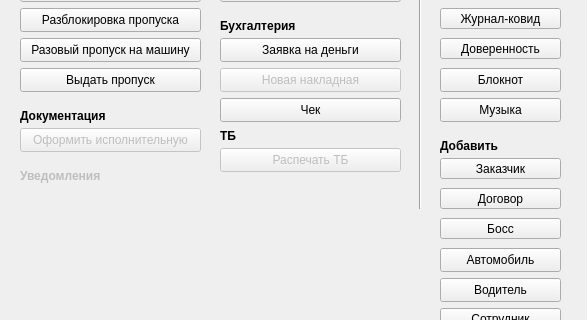
Old version of the form my_helper/notebook/designer_ui/main_menu.ui in the repository SmolPO/vertical; both pictures show x 0 to 587 and y 141 to 461 of the 587 by 563 pixel window.
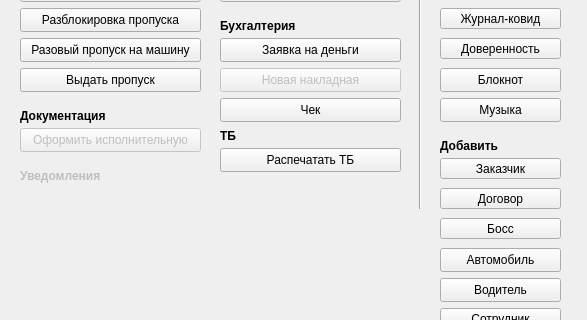
New version of the form.

Diff of the .ui file:
```diff
--- a/my_helper/notebook/designer_ui/main_menu.ui
+++ b/my_helper/notebook/designer_ui/main_menu.ui
@@ -564,7 +564,7 @@
    </widget>
    <widget class="QPushButton" name="b_tb">
     <property name="enabled">
-     <bool>false</bool>
+     <bool>true</bool>
     </property>
     <property name="geometry">
      <rect>
@@ -575,7 +575,7 @@
      </rect>
     </property>
     <property name="text">
-     <string>Распечать ТБ</string>
+     <string>Распечатать ТБ</string>
     </property>
    </widget>
    <widget class="QLabel" name="l_weather">
```
